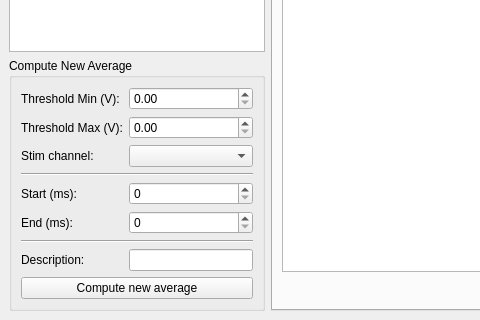
This is applications/mne_browse_raw_qt/Windows/averagewindow.ui in LorenzE/mne-cpp as Qt 5 draws it before an edit; both pictures show x 0 to 480 and y 252 to 572 of the 886 by 572 pixel window. The edited form follows.
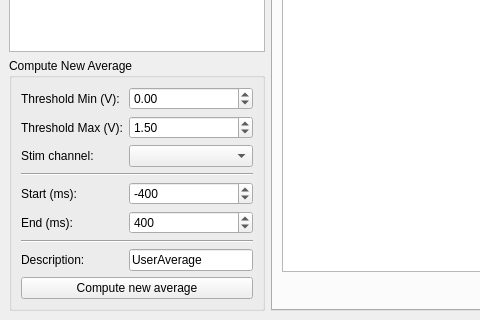
This is the edited form.

Commit message: [BR-2] Add actual computation of the average.

Diff of the .ui file:
```diff
--- a/applications/mne_browse_raw_qt/Windows/averagewindow.ui
+++ b/applications/mne_browse_raw_qt/Windows/averagewindow.ui
@@ -52,7 +52,14 @@
           </widget>
          </item>
          <item row="0" column="1">
-          <widget class="QDoubleSpinBox" name="m_doubleSpinBox_thresholdMin"/>
+          <widget class="QDoubleSpinBox" name="m_doubleSpinBox_thresholdMin">
+           <property name="minimum">
+            <double>-99999999.989999994635582</double>
+           </property>
+           <property name="maximum">
+            <double>99999999.989999994635582</double>
+           </property>
+          </widget>
          </item>
          <item row="1" column="0">
           <widget class="QLabel" name="label_3">
@@ -62,7 +69,14 @@
           </widget>
          </item>
          <item row="1" column="1">
-          <widget class="QDoubleSpinBox" name="m_doubleSpinBox_thresholdMax"/>
+          <widget class="QDoubleSpinBox" name="m_doubleSpinBox_thresholdMax">
+           <property name="minimum">
+            <double>-99999999.989999994635582</double>
+           </property>
+           <property name="value">
+            <double>1.500000000000000</double>
+           </property>
+          </widget>
          </item>
          <item row="2" column="0">
           <widget class="QLabel" name="label_7">
@@ -89,7 +103,17 @@
           </widget>
          </item>
          <item row="4" column="1">
-          <widget class="QSpinBox" name="m_spinBox_startMs"/>
+          <widget class="QSpinBox" name="m_spinBox_startMs">
+           <property name="minimum">
+            <number>-100000</number>
+           </property>
+           <property name="maximum">
+            <number>0</number>
+           </property>
+           <property name="value">
+            <number>-400</number>
+           </property>
+          </widget>
          </item>
          <item row="5" column="0">
           <widget class="QLabel" name="label_5">
@@ -99,7 +123,14 @@
           </widget>
          </item>
          <item row="5" column="1">
-          <widget class="QSpinBox" name="m_spinBox_endMs"/>
+          <widget class="QSpinBox" name="m_spinBox_endMs">
+           <property name="maximum">
+            <number>100000</number>
+           </property>
+           <property name="value">
+            <number>400</number>
+           </property>
+          </widget>
          </item>
          <item row="6" column="0" colspan="2">
           <widget class="Line" name="line_2">
@@ -116,7 +147,11 @@
           </widget>
          </item>
          <item row="7" column="1">
-          <widget class="QLineEdit" name="m_lineEdit_avrDescription"/>
+          <widget class="QLineEdit" name="m_lineEdit_avrDescription">
+           <property name="text">
+            <string>UserAverage</string>
+           </property>
+          </widget>
          </item>
          <item row="8" column="0" colspan="2">
           <widget class="QPushButton" name="m_pushButton_addAverage">
```
The commit also changes 8 other files.
